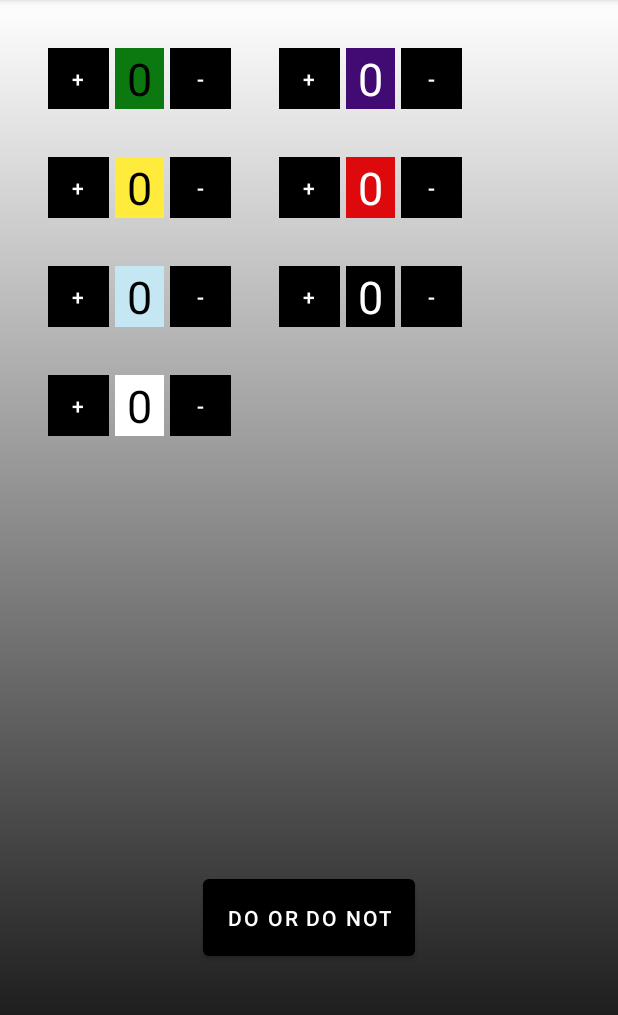
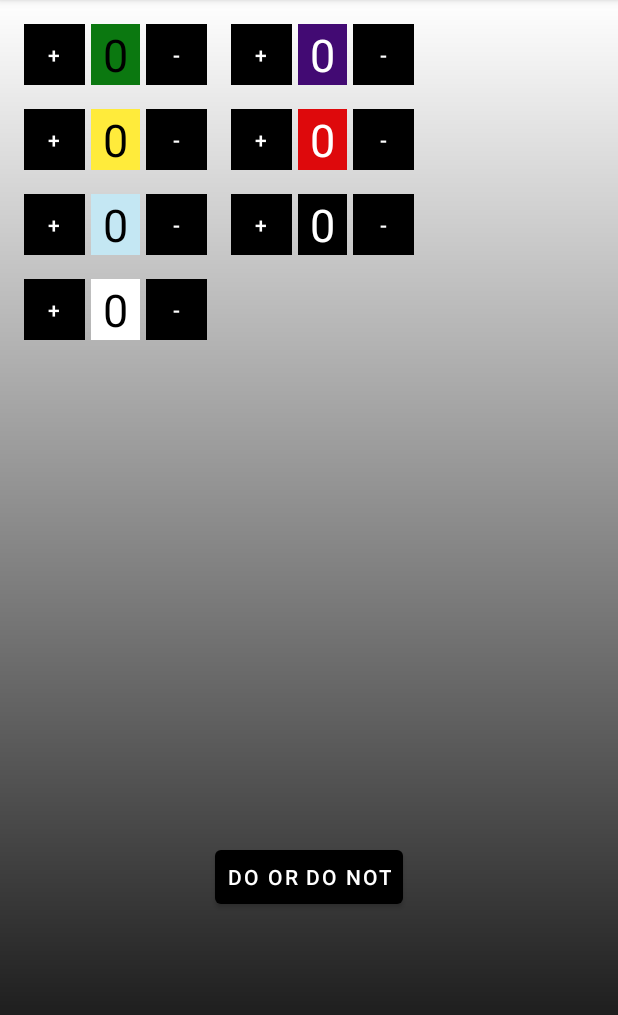
Before and after one commit to FavWest/StarWarsDiceRoller-Android, an Android app: the screen it shows after launch (MainActivity), on a phone screen of 412 x 824 dp, the part 84-1099 px from its top. Run offline under Robolectric (Android 15) with nearby library versions, the phone set to English and light mode, and no system bars.

Commit message:
improve UI for large font setting

```diff
--- a/app/src/main/res/layout/activity_main.xml
+++ b/app/src/main/res/layout/activity_main.xml
@@ -15,8 +15,7 @@
         android:text="+"
         app:layout_constraintBottom_toBottomOf="@+id/num_green"
         app:layout_constraintTop_toTopOf="@+id/num_green"
-        android:layout_marginStart="32dp"
-        android:layout_marginLeft="32dp"
+        android:layout_marginStart="16dp"
         app:layout_constraintStart_toStartOf="parent"
         app:layout_constraintDimensionRatio="H, 1:1"
         />
@@ -27,7 +26,7 @@
         android:layout_height="wrap_content"
         android:layout_marginStart="4dp"
         android:layout_marginLeft="4dp"
-        android:layout_marginTop="32dp"
+        android:layout_marginTop="16dp"
         android:layout_marginEnd="4dp"
         android:layout_marginRight="4dp"
         android:textSize="30sp"
@@ -61,8 +60,7 @@
         android:text="+"
         app:layout_constraintBottom_toBottomOf="@+id/num_purple"
         app:layout_constraintTop_toTopOf="@+id/num_purple"
-        android:layout_marginStart="32dp"
-        android:layout_marginLeft="32dp"
+        android:layout_marginStart="16dp"
         app:layout_constraintStart_toEndOf="@id/minus_green"
         app:layout_constraintDimensionRatio="H, 1:1" />
 
@@ -72,7 +70,7 @@
         android:layout_height="wrap_content"
         android:layout_marginStart="4dp"
         android:layout_marginLeft="4dp"
-        android:layout_marginTop="32dp"
+        android:layout_marginTop="16dp"
         android:layout_marginEnd="4dp"
         android:layout_marginRight="4dp"
         android:textSize="30sp"
@@ -106,8 +104,7 @@
         android:text="+"
         app:layout_constraintBottom_toBottomOf="@+id/num_yellow"
         app:layout_constraintTop_toTopOf="@+id/num_yellow"
-        android:layout_marginStart="32dp"
-        android:layout_marginLeft="32dp"
+        android:layout_marginStart="16dp"
         app:layout_constraintStart_toStartOf="parent"
         app:layout_constraintDimensionRatio="H, 1:1"
         />
@@ -118,7 +115,7 @@
         android:layout_height="wrap_content"
         android:layout_marginStart="4dp"
         android:layout_marginLeft="4dp"
-        android:layout_marginTop="32dp"
+        android:layout_marginTop="16dp"
         android:layout_marginEnd="4dp"
         android:layout_marginRight="4dp"
         android:textSize="30sp"
@@ -152,8 +149,8 @@
         android:text="+"
         app:layout_constraintBottom_toBottomOf="@+id/num_red"
         app:layout_constraintTop_toTopOf="@+id/num_red"
-        android:layout_marginStart="32dp"
-        android:layout_marginLeft="32dp"
+        android:layout_marginStart="16dp"
+
         app:layout_constraintStart_toEndOf="@id/minus_green"
         app:layout_constraintDimensionRatio="H, 1:1" />
 
@@ -163,7 +160,7 @@
         android:layout_height="wrap_content"
         android:layout_marginStart="4dp"
         android:layout_marginLeft="4dp"
-        android:layout_marginTop="32dp"
+        android:layout_marginTop="16dp"
         android:layout_marginEnd="4dp"
         android:layout_marginRight="4dp"
         android:textSize="30sp"
@@ -196,8 +193,7 @@
         android:text="+"
         app:layout_constraintBottom_toBottomOf="@+id/num_blue"
         app:layout_constraintTop_toTopOf="@+id/num_blue"
-        android:layout_marginStart="32dp"
-        android:layout_marginLeft="32dp"
+        android:layout_marginStart="16dp"
         app:layout_constraintStart_toStartOf="parent"
         app:layout_constraintDimensionRatio="H, 1:1"
         />
@@ -208,7 +204,7 @@
         android:layout_height="wrap_content"
         android:layout_marginStart="4dp"
         android:layout_marginLeft="4dp"
-        android:layout_marginTop="32dp"
+        android:layout_marginTop="16dp"
         android:layout_marginEnd="4dp"
         android:layout_marginRight="4dp"
         android:textSize="30sp"
@@ -242,8 +238,7 @@
         android:text="+"
         app:layout_constraintBottom_toBottomOf="@+id/num_black"
         app:layout_constraintTop_toTopOf="@+id/num_black"
-        android:layout_marginStart="32dp"
-        android:layout_marginLeft="32dp"
+        android:layout_marginStart="16dp"
         app:layout_constraintStart_toEndOf="@id/minus_green"
         app:layout_constraintDimensionRatio="H, 1:1" />
 
@@ -253,7 +248,7 @@
         android:layout_height="wrap_content"
         android:layout_marginStart="4dp"
         android:layout_marginLeft="4dp"
-        android:layout_marginTop="32dp"
+        android:layout_marginTop="16dp"
         android:layout_marginEnd="4dp"
         android:layout_marginRight="4dp"
         android:textSize="30sp"
@@ -286,8 +281,7 @@
         android:text="+"
         app:layout_constraintBottom_toBottomOf="@+id/num_white"
         app:layout_constraintTop_toTopOf="@+id/num_white"
-        android:layout_marginStart="32dp"
-        android:layout_marginLeft="32dp"
+        android:layout_marginStart="16dp"
         app:layout_constraintStart_toStartOf="parent"
         app:layout_constraintDimensionRatio="H, 1:1"
         />
@@ -298,7 +292,7 @@
         android:layout_height="wrap_content"
         android:layout_marginStart="4dp"
         android:layout_marginLeft="4dp"
-        android:layout_marginTop="32dp"
+        android:layout_marginTop="16dp"
         android:layout_marginEnd="4dp"
         android:layout_marginRight="4dp"
         android:textSize="30sp"
@@ -330,13 +324,13 @@
         android:text=""
         android:visibility="invisible"
         android:textColor="@color/black"
-        android:textSize="30sp"
+        android:textSize="20sp"
         app:layout_constraintTop_toTopOf="@id/num_white"
         app:layout_constraintBottom_toTopOf="@id/button"
         app:layout_constraintEnd_toEndOf="parent"
         app:layout_constraintStart_toStartOf="parent"
         android:layout_marginTop="16dp"
-        android:layout_marginBottom="16dp"
+        android:layout_marginBottom="4dp"
         android:background="@color/white"
         android:padding="4dp"
         />
@@ -345,7 +339,7 @@
         android:id="@+id/button"
         android:layout_width="wrap_content"
         android:layout_height="wrap_content"
-        android:padding="16dp"
+        android:padding="8dp"
         android:text="@string/roll"
         android:textColor="@color/white"
         app:layout_constraintBottom_toBottomOf="parent"
```
